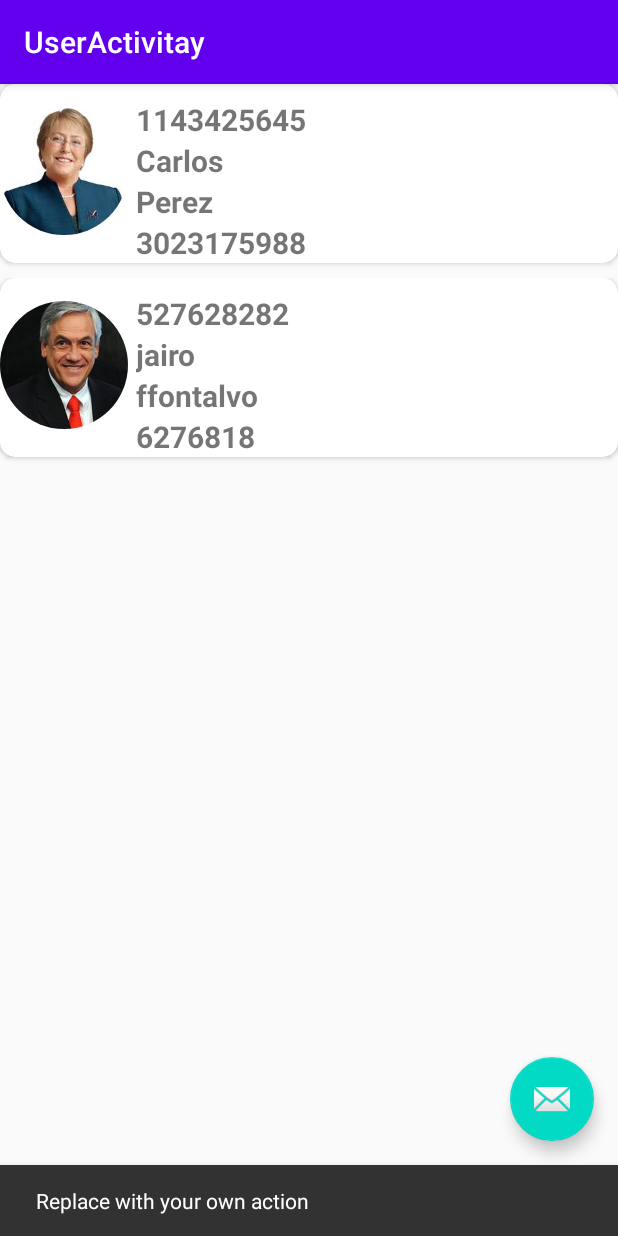
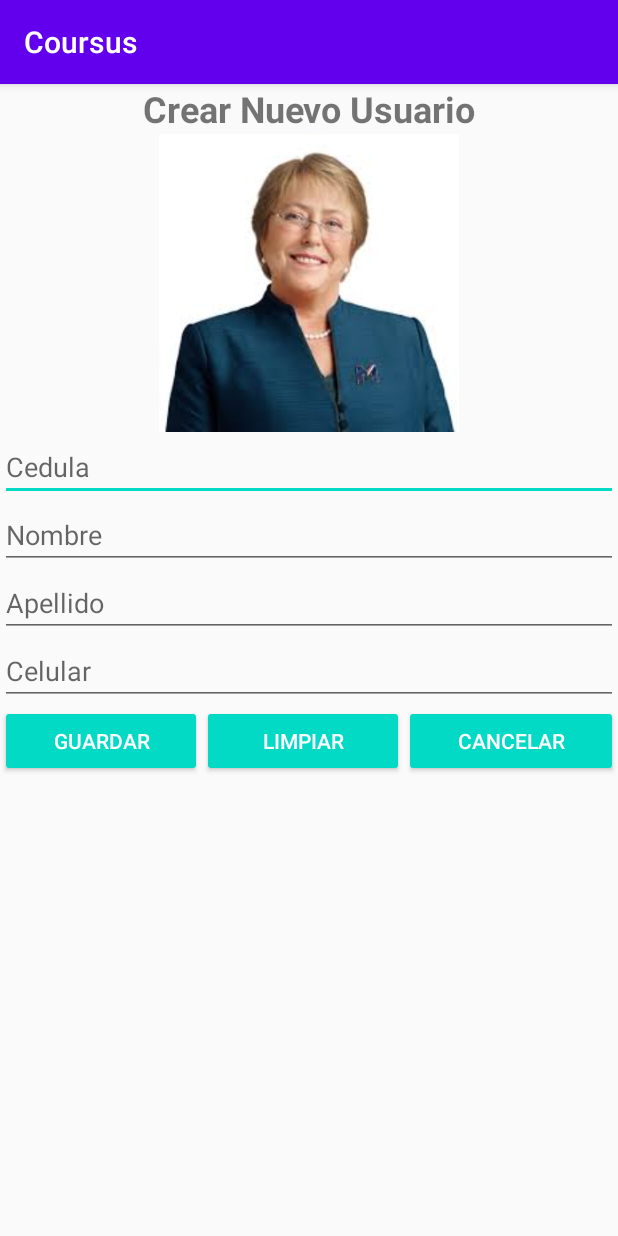
Before and after one commit to apena19/coursus, an Android app: the UserActivity screen opened directly, with no data from a screen before it, after a tap on an icon or button, on a phone screen of 412 x 824 dp. Run offline under Robolectric (Android 15) with nearby library versions, the phone set to English and light mode, and no system bars; our stand-ins replace CircleImageView.

Commit message:
panel de usuarios listo, add, delete, view

```diff
--- a/app/src/main/AndroidManifest.xml
+++ b/app/src/main/AndroidManifest.xml
@@ -9,10 +9,11 @@
         android:roundIcon="@mipmap/ic_launcher_round"
         android:supportsRtl="true"
         android:theme="@style/AppTheme">
+        <activity android:name=".AgregarUsuario"></activity>
         <activity
             android:name=".DetalleUsuario"
             android:label="@string/title_activity_detalle_usuario"
-            android:theme="@style/AppTheme.NoActionBar"></activity>
+            android:theme="@style/AppTheme.NoActionBar" />
         <activity
             android:name=".UserActivity"
             android:label="@string/title_activity_user_activitay"
--- /dev/null
+++ b/app/src/main/java/com/admin/coursus/AgregarUsuario.java
@@ -0,0 +1,77 @@
+package com.admin.coursus;
+
+import androidx.appcompat.app.AppCompatActivity;
+
+import android.content.Intent;
+import android.os.Bundle;
+import android.view.View;
+import android.widget.EditText;
+
+import com.google.android.material.snackbar.Snackbar;
+
+import java.util.ArrayList;
+import java.util.Random;
+
+public class AgregarUsuario extends AppCompatActivity {
+    private EditText cedula, nombre, apellido, celular;
+    private ArrayList<Integer> fotos;
+    @Override
+    protected void onCreate(Bundle savedInstanceState) {
+        super.onCreate(savedInstanceState);
+        setContentView(R.layout.agregar_usuario);
+
+        cedula = findViewById(R.id.txtCedula);
+        nombre = findViewById(R.id.txtNombre);
+        apellido = findViewById(R.id.txtApellido);
+        celular = findViewById(R.id.txtCelular);
+
+        fotos = new ArrayList<>();
+        fotos.add(R.drawable.images);
+        fotos.add(R.drawable.images2);
+        fotos.add(R.drawable.images3);
+    }
+    public void guardar(View v){
+        String ced, nom, apell, cel;
+        int foto;
+        Usuario user;
+        ced = cedula.getText().toString();
+        nom = nombre.getText().toString();
+        apell = apellido.getText().toString();
+        cel = celular.getText().toString();
+        foto = foto_aleatoria();
+        user = new Usuario(ced, nom, apell, cel, foto);
+        user.guardar();
+        limpiar();
+        Snackbar.make(v, R.string.mensaje_correcto, Snackbar.LENGTH_LONG).show();
+
+    }
+    public int foto_aleatoria(){
+        int id_foto_seleccionada;
+        Random r = new Random();
+        id_foto_seleccionada = r.nextInt(this.fotos.size());
+        return fotos.get(id_foto_seleccionada);
+    }
+    public void limpiar(View v){
+        limpiar();
+    }
+
+    public void limpiar(){
+        cedula.setText("");
+        nombre.setText("");
+        apellido.setText("");
+        celular.setText("");
+        cedula.requestFocus();
+    }
+    public void onBackPressed(){
+        finish();
+        Intent intent = new Intent(AgregarUsuario.this, UserActivity.class);
+        startActivity(intent);
+    }
+    public void Cancelar(View v){
+        finish();
+        Intent intent = new Intent(AgregarUsuario.this, UserActivity.class);
+        startActivity(intent);
+    }
+
+
+}
--- a/app/src/main/java/com/admin/coursus/UserActivity.java
+++ b/app/src/main/java/com/admin/coursus/UserActivity.java
@@ -30,9 +30,7 @@ public class UserActivity extends AppCompatActivity implements AdaptadorUsuario.
 
 
         list_usuarios = findViewById(R.id.lstUsuarios);
-        usuarios = new ArrayList<Usuario>();
-        usuarios.add(new Usuario("1143425645","Carlos","Perez", "3023175988", R.drawable.images ));
-        usuarios.add(new Usuario("527628282","jairo","ffontalvo", "6276818", R.drawable.images2 ));
+        usuarios = Data.obtenerU();
 
         adaptador = new AdaptadorUsuario(usuarios, this);
         llm = new LinearLayoutManager(this);
@@ -45,12 +43,15 @@ public class UserActivity extends AppCompatActivity implements AdaptadorUsuario.
         fab.setOnClickListener(new View.OnClickListener() {
             @Override
             public void onClick(View view) {
-                Snackbar.make(view, "Replace with your own action", Snackbar.LENGTH_LONG)
-                        .setAction("Action", null).show();
+                Intent intent;
+                intent = new Intent(UserActivity.this, AgregarUsuario.class);
+                startActivity(intent);
+                finish();
             }
         });
 
     }
+
 
     @Override
     public void onUsuarioClick(Usuario u) {
--- a/app/src/main/res/layout/activity_detalle_usuario.xml
+++ b/app/src/main/res/layout/activity_detalle_usuario.xml
@@ -34,6 +34,7 @@
             android:layout_width="wrap_content"
             android:layout_height="wrap_content"
             android:src="@android:drawable/ic_menu_delete"
+            android:onClick="eliminarUser"
             fab:fab_label="cambiar"
             fab:fab_size="mini" />
 
@@ -45,7 +46,7 @@
         android:orientation="vertical">
 
         <TextView
-            android:id="@+id/lblTituloDetalle"
+            android:id="@+id/lblTituloDetalleU"
             android:layout_width="match_parent"
             android:layout_height="wrap_content"
             android:text="@string/detalle_usuario"
--- /dev/null
+++ b/app/src/main/res/layout/agregar_usuario.xml
@@ -0,0 +1,90 @@
+<?xml version="1.0" encoding="utf-8"?>
+<LinearLayout xmlns:android="http://schemas.android.com/apk/res/android"
+    xmlns:app="http://schemas.android.com/apk/res-auto"
+    xmlns:tools="http://schemas.android.com/tools"
+    android:layout_width="match_parent"
+    android:layout_height="match_parent"
+    android:orientation="vertical"
+    tools:context=".AgregarUsuario">
+
+    <TextView
+        android:id="@+id/lblTituloAgregar"
+        android:layout_width="match_parent"
+        android:layout_height="wrap_content"
+        android:text="@string/lbl_titulo_agregar_user"
+        android:textAlignment="center"
+        android:textSize="24sp"
+        android:textStyle="bold" />
+
+    <ImageView
+        android:id="@+id/imgFotoSeleccionada"
+        android:layout_width="200dp"
+        android:layout_height="200dp"
+        android:layout_gravity="center_horizontal"
+        app:srcCompat="@drawable/images" />
+
+    <EditText
+        android:id="@+id/txtCedula"
+        android:layout_width="match_parent"
+        android:layout_height="wrap_content"
+        android:ems="10"
+        android:hint="@string/lbl_cedula"
+        android:inputType="number" />
+
+    <EditText
+        android:id="@+id/txtNombre"
+        android:layout_width="match_parent"
+        android:layout_height="wrap_content"
+        android:ems="10"
+        android:hint="@string/lbl_nombre"
+        android:inputType="textPersonName" />
+
+    <EditText
+        android:id="@+id/txtApellido"
+        android:layout_width="match_parent"
+        android:layout_height="wrap_content"
+        android:ems="10"
+        android:hint="@string/lbl_apellido"
+        android:inputType="textPersonName" />
+    <EditText
+        android:id="@+id/txtCelular"
+        android:layout_width="match_parent"
+        android:layout_height="wrap_content"
+        android:ems="10"
+        android:hint="@string/lbl_celular"
+        android:inputType="textPersonName" />
+
+    <LinearLayout
+        android:layout_width="match_parent"
+        android:layout_height="match_parent"
+        android:orientation="horizontal">
+
+        <Button
+            android:id="@+id/btnGuardar"
+            style="@style/Widget.AppCompat.Button.Colored"
+            android:layout_width="wrap_content"
+            android:layout_height="wrap_content"
+            android:layout_weight="1"
+            android:onClick="guardar"
+            android:text="@string/lbl_guardar" />
+
+        <Button
+            android:id="@+id/btnLimpiar"
+            style="@style/Widget.AppCompat.Button.Colored"
+            android:layout_width="wrap_content"
+            android:layout_height="wrap_content"
+            android:layout_weight="1"
+            android:onClick="limpiar"
+            android:text="@string/lbl_limpiar" />
+
+        <Button
+            android:id="@+id/btnCancelar"
+            style="@style/Widget.AppCompat.Button.Colored"
+            android:layout_width="wrap_content"
+            android:layout_height="wrap_content"
+            android:layout_weight="1"
+            android:onClick="Cancelar"
+            android:text="@string/lbl_Cancelar" />
+    </LinearLayout>
+
+</LinearLayout>
--- a/app/src/main/res/layout/user_activity.xml
+++ b/app/src/main/res/layout/user_activity.xml
@@ -28,6 +28,8 @@
         android:layout_height="wrap_content"
         android:layout_gravity="bottom|end"
         android:layout_margin="@dimen/fab_margin"
-        app:srcCompat="@android:drawable/ic_dialog_email" />
+        app:backgroundTint="#2196F3"
+        app:maxImageSize="40sp"
+        app:srcCompat="@android:drawable/ic_menu_add" />
 
 </androidx.coordinatorlayout.widget.CoordinatorLayout>
--- a/app/src/main/res/values/strings.xml
+++ b/app/src/main/res/values/strings.xml
@@ -20,4 +20,13 @@
     <string name="lbl_apellido">Apellido</string>
     <string name="lbl_cedula">Cedula</string>
     <string name="lbl_celular">Celular</string>
+    <string name="lbl_titulo_agregar_user">Crear Nuevo Usuario</string>
+    <string name="lbl_guardar">Guardar</string>
+    <string name="lbl_limpiar">Limpiar</string>
+    <string name="lbl_Cancelar" >Cancelar</string>
+    <string name="mensaje_correcto" >Elemento Guardado Correctamente</string>
+    <string name="titulo_eliminar_usuario">Eliminar usuario</string>
+    <string name="mensaje_eliminr_user">Esta Seguro de eliminar este usuario ?</string>
+    <string name="opcion_si">Si</string>
+    <string name="opcion_no">No</string>
 </resources>
```
Also changed, not shown: app/src/main/java/com/admin/coursus/DetalleUsuario.java (+30 -0 lines), app/src/main/java/com/admin/coursus/Usuario.java (+6 -1 lines).
